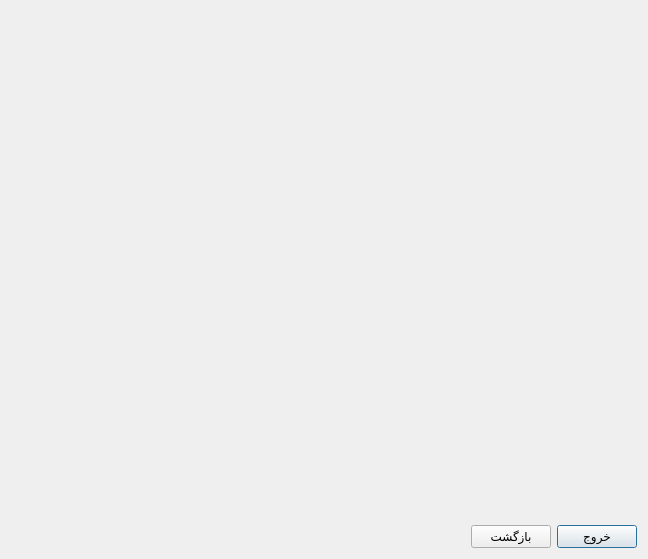
The window that wishlistdialog.ui (Alireza8hi/Project-DigiKala) describes before a commit, drawn with Qt 5.
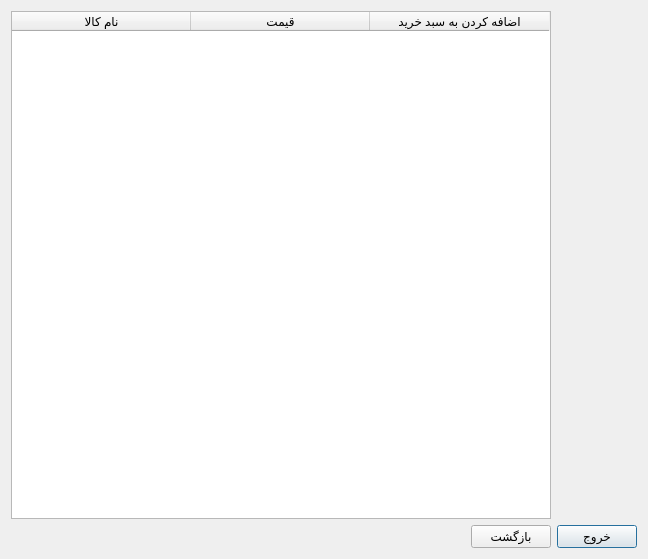
The same window after the commit.

What changed in the file:
```diff
--- a/wishlistdialog.ui
+++ b/wishlistdialog.ui
@@ -54,6 +54,28 @@
      </property>
     </spacer>
    </item>
+   <item row="0" column="0" colspan="2">
+    <widget class="QTableWidget" name="tableWidget">
+     <attribute name="horizontalHeaderDefaultSectionSize">
+      <number>179</number>
+     </attribute>
+     <column>
+      <property name="text">
+       <string>نام کالا</string>
+      </property>
+     </column>
+     <column>
+      <property name="text">
+       <string>قیمت</string>
+      </property>
+     </column>
+     <column>
+      <property name="text">
+       <string>اضافه کردن به سبد خرید</string>
+      </property>
+     </column>
+    </widget>
+   </item>
   </layout>
  </widget>
  <resources/>
```
